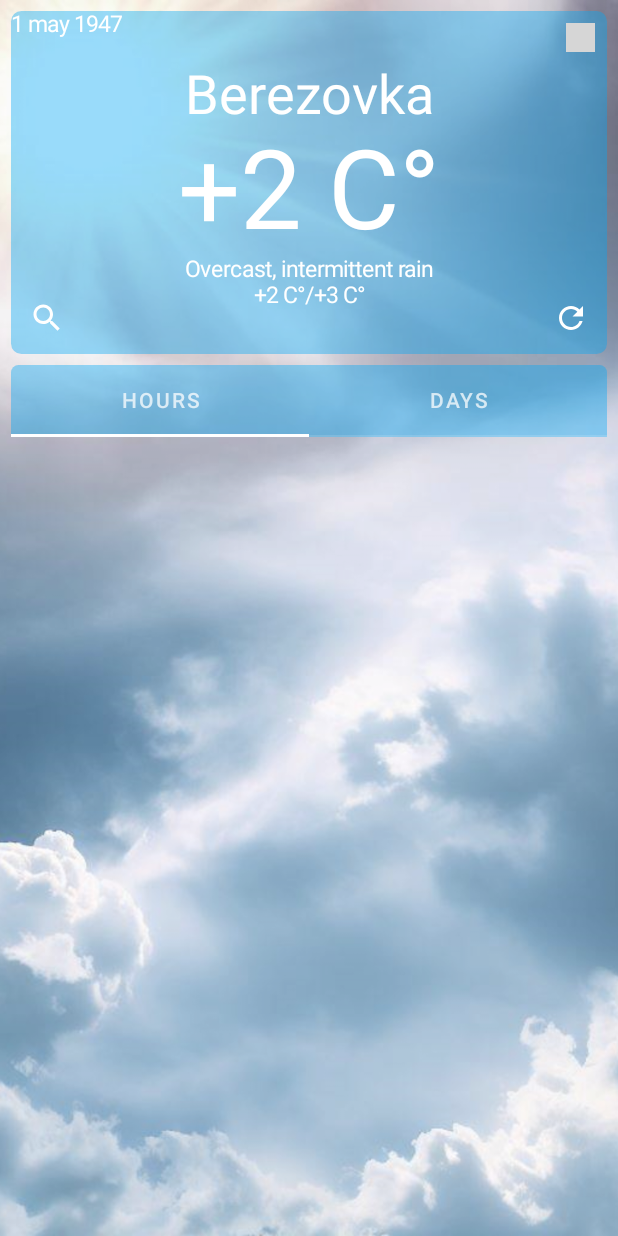
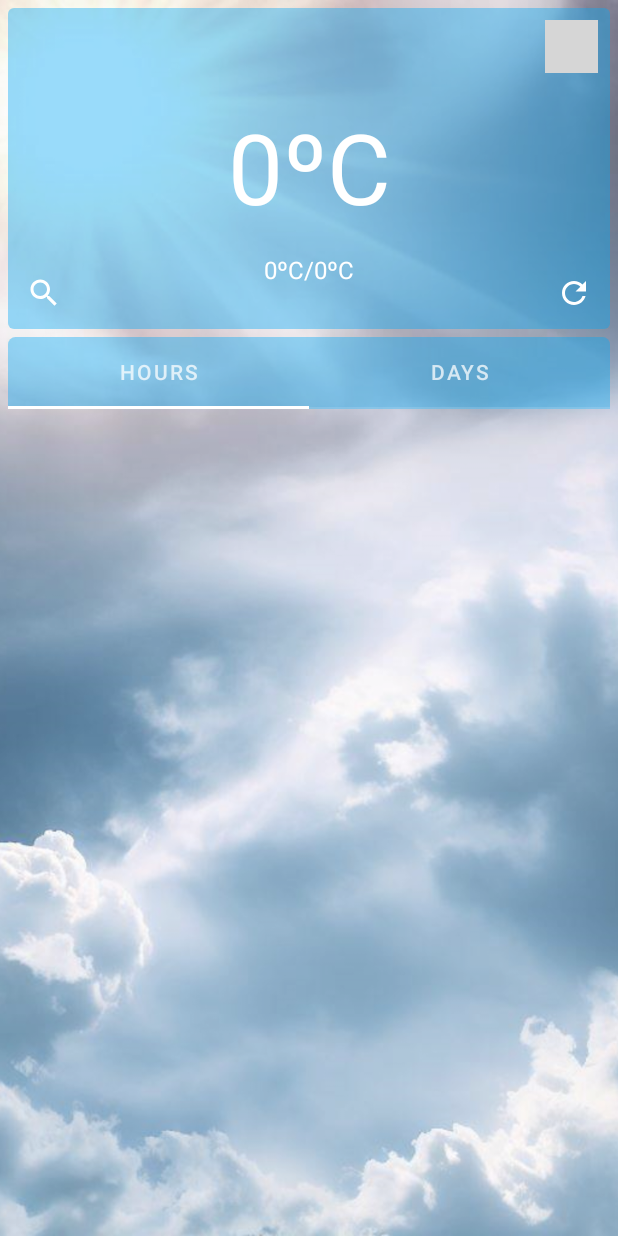
Before and after one commit to r164g198b57/WetherOnCompouse, an Android app built with Jetpack Compose: the screen it shows after launch (MainActivity), on a phone screen of 412 x 824 dp. Run offline under Robolectric (Android 15) with nearby library versions, the phone set to English and light mode, and no system bars; our stand-ins replace Volley, accompanist; network calls fail; pictures from the network do not load; grey boxes are pictures that could not be loaded.

Commit message:
Eighth lesson

```diff
--- a/app/src/main/java/com/github/r164g198b57/wetheroncompouse2/MainActivity.kt
+++ b/app/src/main/java/com/github/r164g198b57/wetheroncompouse2/MainActivity.kt
@@ -34,7 +34,21 @@ class MainActivity : ComponentActivity() {
                 val daysList = remember {
                     mutableStateOf(listOf<WeatherModel>())
                 }
-                getData("Minsk", this, daysList)
+                val currentDay = remember {
+                    mutableStateOf(
+                        WeatherModel(
+                            "",
+                            "",
+                            "0.0",
+                            "",
+                            "",
+                            "0.0",
+                            "0.0",
+                            ""
+                        )
+                    )
+                }
+                getData("Minsk", this, daysList, currentDay)
                 Image(
                     painter = painterResource(
                         id = R.drawable.background
@@ -46,7 +60,7 @@ class MainActivity : ComponentActivity() {
                     contentScale = ContentScale.Crop
                 )
                 Column {
-                    MainCard()
+                    MainCard(currentDay)
                     TabLayout(daysList)
                 }
 
@@ -55,18 +69,23 @@ class MainActivity : ComponentActivity() {
     }
 }
 
-private fun getData(city: String, context: Context, daysList: MutableState<List<WeatherModel>>) {
+private fun getData(
+    city: String, context: Context,
+    daysList: MutableState<List<WeatherModel>>,
+    currentDay: MutableState<WeatherModel>,
+) {
     val url = "https://api.weatherapi.com/v1/forecast.json?key=$API_KEY" +
             "&q=$city" +
             "&days=" +
-            "5" +
+            "3" +
             "&aqi=no&alerts=no"
     val queue = Volley.newRequestQueue(context)
     val sRequest = StringRequest(
         Request.Method.GET,
         url,
         { response ->
-            val list = getWetherByDays(response)
+            val list = getWeatherByDays(response)
+            currentDay.value = list[0]
             daysList.value = list
             Log.d("Ⓒ", "Response: $response")
         },
@@ -77,30 +96,34 @@ private fun getData(city: String, context: Context, daysList: MutableState<List<
     queue.add(sRequest)
 }
 
-private fun getWetherByDays(response: String): List<WeatherModel> {
+private fun getWeatherByDays(response: String): List<WeatherModel> {
     if (response.isEmpty()) return listOf()
     val list = ArrayList<WeatherModel>()
     val mainObject = JSONObject(response)
     val city = mainObject.getJSONObject("location").getString("name")
     val days = mainObject.getJSONObject("forecast").getJSONArray("forecastday")
+
     for (i in 0 until days.length()) {
         val item = days[i] as JSONObject
         list.add(
             WeatherModel(
                 city,
-                item.optString("date"),
+                item.getString("date"),
                 "",
-                item.getJSONObject("day").getJSONObject("condition").optString("text"),
-                item.getJSONObject("day").getJSONObject("condition").optString("icon"),
-                item.getJSONObject("day").optString("maxtemp_c"),
-                item.getJSONObject("day").optString("mintemp_c"),
+                item.getJSONObject("day").getJSONObject("condition")
+                    .getString("text"),
+                item.getJSONObject("day").getJSONObject("condition")
+                    .getString("icon"),
+                item.getJSONObject("day").getString("maxtemp_c"),
+                item.getJSONObject("day").getString("mintemp_c"),
                 item.getJSONArray("hour").toString()
+
             )
         )
     }
     list[0] = list[0].copy(
-        time = mainObject.getJSONObject("current").optString("last_updated"),
-        currentTemp = mainObject.getJSONObject("current").getString("temp_c")
+        time = mainObject.getJSONObject("current").getString("last_updated"),
+        currentTemp = mainObject.getJSONObject("current").getString("temp_c"),
     )
     return list
 }
--- a/app/src/main/java/com/github/r164g198b57/wetheroncompouse2/screens/MainCard.kt
+++ b/app/src/main/java/com/github/r164g198b57/wetheroncompouse2/screens/MainCard.kt
@@ -39,23 +39,16 @@ import com.google.accompanist.pager.pagerTabIndicatorOffset
 import com.google.accompanist.pager.rememberPagerState
 import kotlinx.coroutines.launch
 
-
 @Composable
-fun MainCard() {
-
+fun MainCard(currentDay: MutableState<WeatherModel>) {
     Column(
         modifier = Modifier
-            .padding(7.dp)
+            .padding(5.dp)
     ) {
         Card(
             modifier = Modifier.fillMaxWidth(),
             backgroundColor = BlueLight,
-            elevation = 0.dp,
-            shape = RoundedCornerShape(7.dp)
-        ) {
-            Column(
-                modifier = Modifier.fillMaxWidth(),
-                horizontalAlignment = Alignment.CenterHorizontally
+            elevation = 0.dp
         ) {
             Column(
                 modifier = Modifier.fillMaxWidth(),
@@ -66,31 +59,38 @@ fun MainCard() {
                     horizontalArrangement = Arrangement.SpaceBetween
                 ) {
                     Text(
-                            text = "1 may 1947",
+                        text = currentDay.value.time,
+                        modifier = Modifier.padding(
+                            top = 8.dp,
+                            start = 8.dp
+                        ),
                         style = TextStyle(fontSize = 15.sp),
                         color = Color.White
                     )
                     AsyncImage(
-                            model = "https://cdn.weatherapi.com/weather/64x64/day/113.png",
-                            contentDescription = "wether image",
+                        model = "https:" + currentDay.value.icon,
+                        contentDescription = "im2",
                         modifier = Modifier
+                            .padding(
+                                top = 8.dp,
+                                end = 8.dp
+                            )
                             .size(35.dp)
-                                .padding(8.dp)
                     )
                 }
                 Text(
-                        text = "Berezovka",
-                        style = TextStyle(fontSize = 36.sp),
+                    text = currentDay.value.city,
+                    style = TextStyle(fontSize = 24.sp),
                     color = Color.White
                 )
                 Text(
-                        text = "+2 С°",
-                        style = TextStyle(fontSize = 73.sp),
+                    text = currentDay.value.currentTemp.toFloat().toInt().toString() + "ºC",
+                    style = TextStyle(fontSize = 65.sp),
                     color = Color.White
                 )
                 Text(
-                        text = "Overcast, intermittent rain",
-                        style = TextStyle(fontSize = 15.sp),
+                    text = currentDay.value.condition,
+                    style = TextStyle(fontSize = 16.sp),
                     color = Color.White
                 )
                 Row(
@@ -98,28 +98,37 @@ fun MainCard() {
                     horizontalArrangement = Arrangement.SpaceBetween
                 ) {
                     IconButton(
-                            onClick = { /*TODO*/ })
-                        {
+                        onClick = {
+
+                        }
+                    ) {
                         Icon(
                             painter = painterResource(id = R.drawable.search),
-                                contentDescription = "search",
+                            contentDescription = "im3",
                             tint = Color.White
                         )
                     }
                     Text(
-                            text = "+2 С°/+3 С°",
-                            style = TextStyle(fontSize = 15.sp),
+                        text = "${
+                            currentDay.value
+                                .maxTemp.toFloat().toInt()
+                        }ºC/${
+                            currentDay
+                                .value.minTemp.toFloat().toInt()
+                        }ºC",
+                        style = TextStyle(fontSize = 16.sp),
                         color = Color.White
                     )
                     IconButton(
-                            onClick = { /*TODO*/ })
-                        {
+                        onClick = {
+
+                        }
+                    ) {
                         Icon(
                             painter = painterResource(id = R.drawable.refresh),
-                                contentDescription = "search",
+                            contentDescription = "im4",
                             tint = Color.White
                         )
-                        }
                     }
                 }
             }
@@ -130,36 +139,45 @@ fun MainCard() {
 @OptIn(ExperimentalPagerApi::class)
 @Composable
 fun TabLayout(daysList: MutableState<List<WeatherModel>>) {
-    val tablist = listOf("HOURS", "DAYS")
+    val tabList = listOf("HOURS", "DAYS")
     val pagerState = rememberPagerState()
     val tabIndex = pagerState.currentPage
     val coroutineScope = rememberCoroutineScope()
 
     Column(
         modifier = Modifier
-            .padding(start = 7.dp, end = 7.dp)
-            .clip(
-                RoundedCornerShape(5.dp)
+            .padding(
+                start = 5.dp,
+                end = 5.dp
             )
+            .clip(RoundedCornerShape(5.dp))
     ) {
         TabRow(
             selectedTabIndex = tabIndex,
             indicator = { pos ->
-                TabRowDefaults.Indicator(Modifier.pagerTabIndicatorOffset(pagerState, pos))
+                TabRowDefaults.Indicator(
+                    Modifier.pagerTabIndicatorOffset(pagerState, pos)
+                )
             },
             backgroundColor = BlueLight,
             contentColor = Color.White
         ) {
-            tablist.forEachIndexed { index, text ->
+            tabList.forEachIndexed { index, text ->
                 Tab(
                     selected = false,
-                    onClick = { coroutineScope.launch { pagerState.animateScrollToPage(index) } },
-                    text = { Text(text = text) }
+                    onClick = {
+                        coroutineScope.launch {
+                            pagerState.animateScrollToPage(index)
+                        }
+                    },
+                    text = {
+                        Text(text = text)
+                    }
                 )
             }
         }
         HorizontalPager(
-            count = tablist.size,
+            count = tabList.size,
             state = pagerState,
             modifier = Modifier.weight(1.0f)
         ) { index ->
```
Lines whose indentation alone changed are shown as unchanged.
